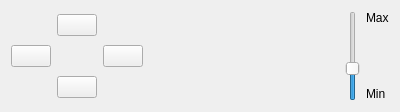
Old version of the form plugins/TelescopeControl/src/INDI/INDIControlWidget.ui in the repository greck2908/stellarium.
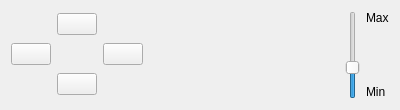
New version of the form. Icons and pictures are not drawn.

```diff
--- a/plugins/TelescopeControl/src/INDI/INDIControlWidget.ui
+++ b/plugins/TelescopeControl/src/INDI/INDIControlWidget.ui
@@ -7,7 +7,7 @@
     <x>0</x>
     <y>0</y>
     <width>400</width>
-    <height>112</height>
+    <height>110</height>
    </rect>
   </property>
   <property name="sizePolicy">
```
Left out of the diff: 8 changed lines with no effect on the pictures.
